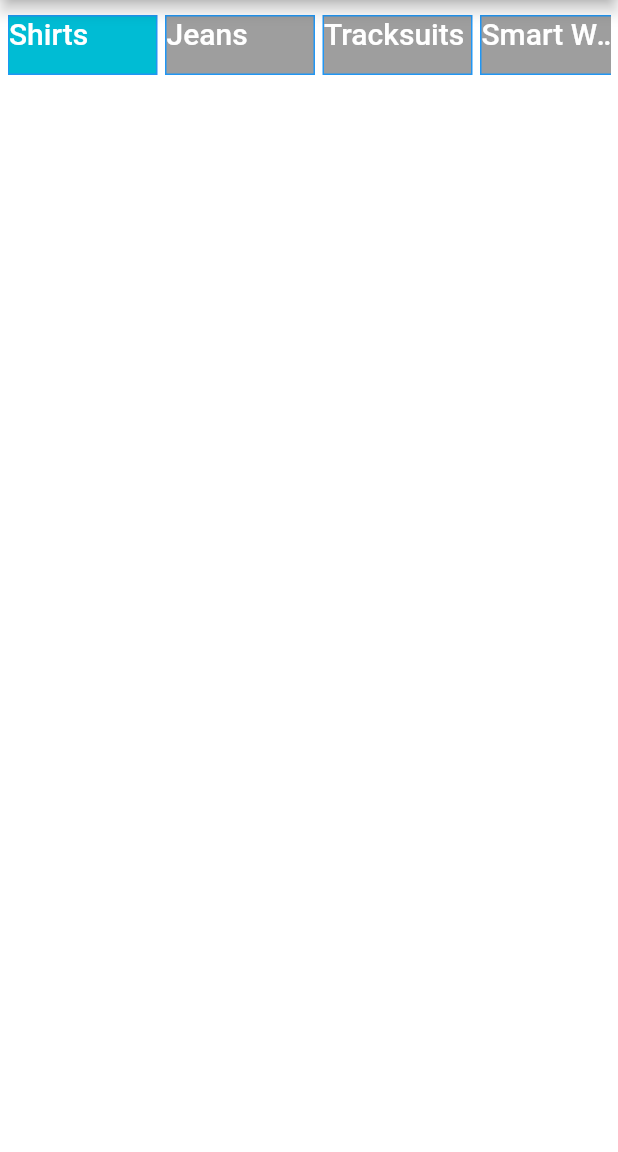
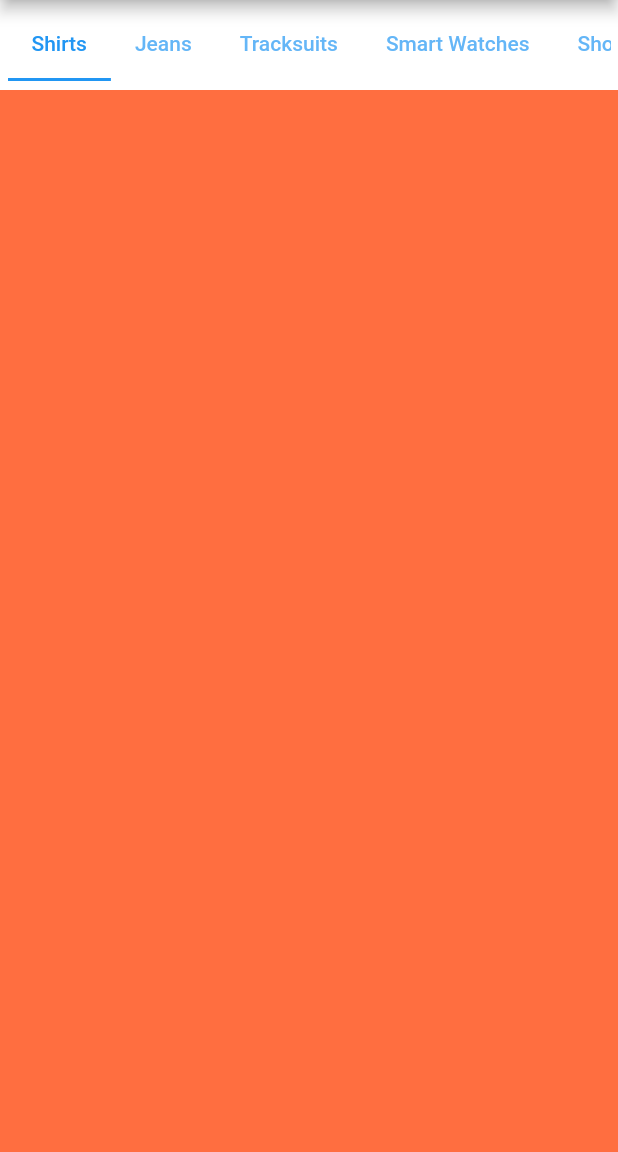
Before and after one commit to muhammedSalihT/ShopCart_Using_Api-Getx, a Flutter app: the HomeScreen screen opened directly, on a phone screen of 412 x 824 dp, the part 84-1236 px from its top. Run offline on Flutter 3.47's test engine with Material 2 defaults, Android fonts, the phone set to English and light mode, and no system bars; our stand-ins replace get, sms_autofill, timer_count_down.

Commit message:
home editted

```diff
--- a/lib/homepage/views/home_screen.dart
+++ b/lib/homepage/views/home_screen.dart
@@ -1,7 +1,6 @@
 import 'dart:developer';
 
 import 'package:flutter/material.dart';
-import 'package:get/get.dart';
 import 'package:project_shopcart/homepage/controllers/main_category_controller.dart';
 
 class HomeScreen extends StatelessWidget {
@@ -12,7 +11,9 @@ class HomeScreen extends StatelessWidget {
     Container(
         height: 200,
         color: Colors.white38,
-    ),
+        child: Container(
+          color: Colors.deepOrangeAccent,
+        )),
     Container(
       height: 200,
       color: Colors.indigo,
@@ -55,7 +56,9 @@ class HomeScreen extends StatelessWidget {
             )
           ],
         ),
-        body: CustomScrollView(
+        body: DefaultTabController(
+          length: mainCategoryController.mainCategoryList.length,
+          child: CustomScrollView(
             slivers: [
               SliverAppBar(
                 elevation: 0,
@@ -66,68 +69,24 @@ class HomeScreen extends StatelessWidget {
                 toolbarHeight: 60,
                 floating: true,
                 flexibleSpace: const FlexibleSpaceBar(),
-              title: LimitedBox(
-                maxHeight: 200,
-                child: ListView.builder(
-                  scrollDirection: Axis.horizontal,
-                  itemCount: mainCategoryController.mainCategoryList.length,
-                  itemBuilder: (context, index) {
-                    return Row(
-                      children: [
-                        GestureDetector(
-                          onTap: () {
-                            mainCategoryController.currentPage.value = index;
-                          },
-                          child: Obx(
-                            () {
-                              return Container(
-                                decoration: BoxDecoration(
-                                    border: Border.all(color: Colors.blue),
-                                    color: mainCategoryController
-                                                .currentPage.value ==
-                                            index
-                                        ? Colors.cyan
-                                        : Colors.grey),
-                                height: 40,
-                                width: 100,
-                                child: Text(mainCategoryController
-                                    .mainCategoryList[index].categoryName),
-                              );
-                            },
+                title: TabBar(
+                    labelColor: Colors.blue,
+                    isScrollable: true,
+                    tabs: mainCategoryController.mainCategoryList
+                        .map((e) => Tab(
+                              text: e.categoryName,
+                            ))
+                        .toList()),
               ),
+              SliverToBoxAdapter(
+                child: Container(
+                  color: Colors.white,
+                  height: size.height,
+                  child: TabBarView(children: pages),
                 ),
-                        const SizedBox(
-                          width: 5,
-                        ),
-                      ],
-                    );
-                  },
-                ),
-              ),
-            ),
-            SliverAppBar(
-                titleSpacing: 5,
-                automaticallyImplyLeading: false,
-                backgroundColor: Colors.white,
-                toolbarHeight: size.height,
-                title: Obx(() {
-                  return pages[mainCategoryController.currentPage.value];
-                })
-                // Column(
-                //   crossAxisAlignment: CrossAxisAlignment.start,
-                //   children: [
-                //     Container(
-                //       color: Colors.orange,
-                //       height: 200,
-                //     ),
-                //     Container(
-                //       height: 200,
-                //       color: Colors.yellow,
-                //     )
-                //   ],
-                // ),
               )
             ],
+          ),
         ),
       ),
     );
```
Lines whose indentation alone changed are shown as unchanged.
